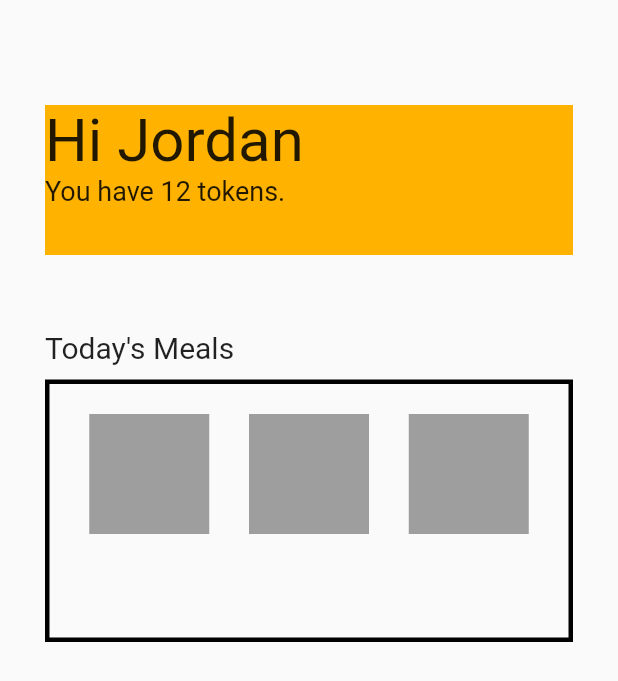
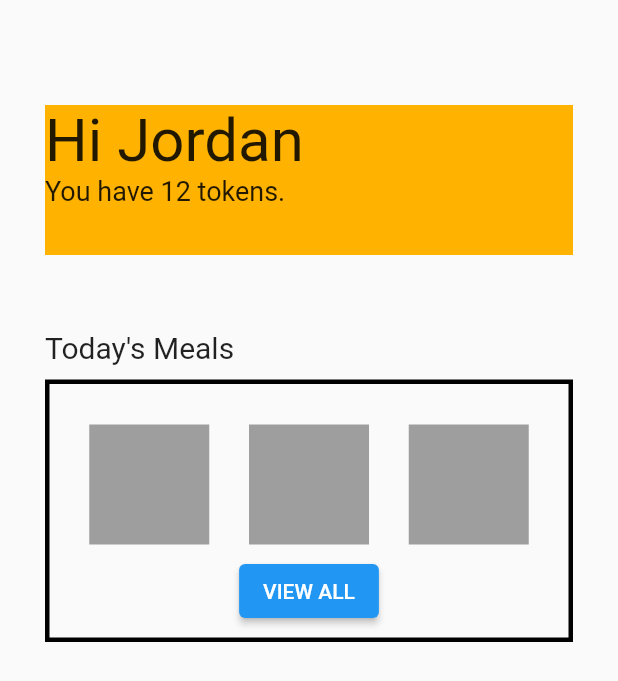
Before and after one commit to jla522/StormHacks2021, a Flutter app: the screen it shows after launch, on a phone screen of 412 x 824 dp. Shown: the top 681 px of the screen. Run offline on Flutter 3.47's test engine with Material 2 defaults, Android fonts, the phone set to English and light mode, and no system bars.

Commit message:
feat: add view all button to home

```diff
--- a/stormhacks_app/lib/loginScreen.dart
+++ b/stormhacks_app/lib/loginScreen.dart
@@ -58,15 +58,31 @@ class _loginState extends State<login> {
         height: 175,
         child: Container(
             margin: const EdgeInsets.only(top: 20),
-            child: Row(
+            child: Column(
               mainAxisAlignment: MainAxisAlignment.spaceEvenly,
-              crossAxisAlignment: CrossAxisAlignment.start,
-              children: [
-                _buildMeal(80.0, Colors.grey),
-                _buildMeal(80.0, Colors.grey),
-                _buildMeal(80.0, Colors.grey),
-              ],
+              children: [_buildMeals(), _buildViewAllMeals()],
             )));
+  }
+
+  ElevatedButton _buildViewAllMeals() {
+    return ElevatedButton(
+      child: Text("VIEW ALL"),
+      onPressed: () {
+        print("view all button pressed");
+      },
+    );
+  }
+
+  Row _buildMeals() {
+    return Row(
+      mainAxisAlignment: MainAxisAlignment.spaceEvenly,
+      crossAxisAlignment: CrossAxisAlignment.start,
+      children: [
+        _buildMeal(80.0, Colors.grey),
+        _buildMeal(80.0, Colors.grey),
+        _buildMeal(80.0, Colors.grey),
+      ],
+    );
   }
 
   Container _buildMeal(double dimension, Color color) {
```
